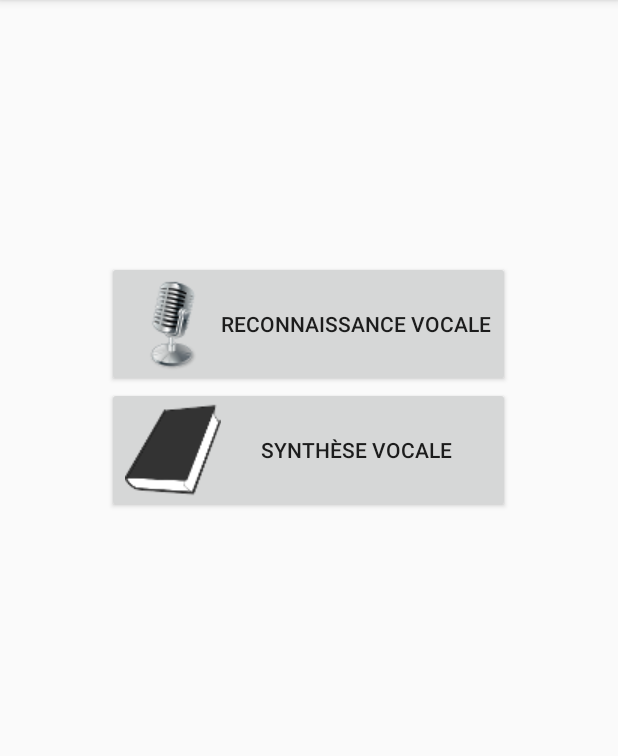
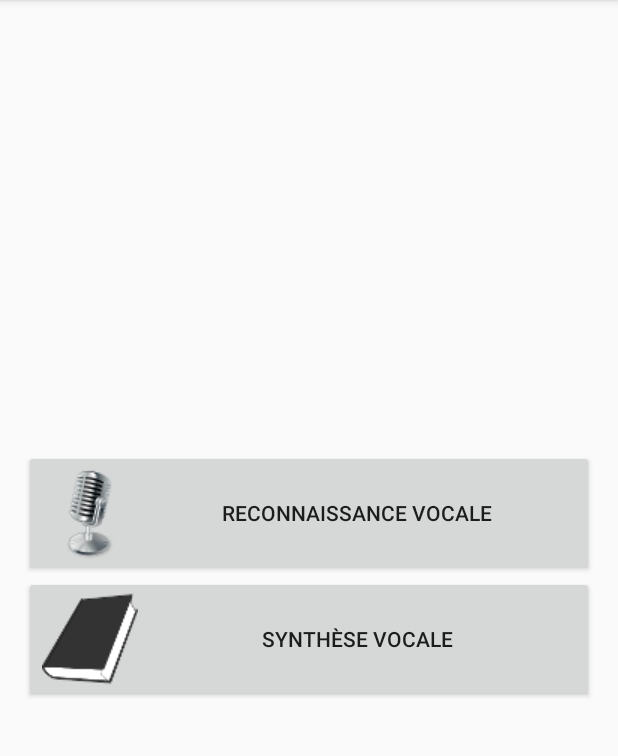
Before and after one commit to 1ud0v1c/VoiceApplication, an Android app: the screen it shows after launch (MainActivity), after a tap on "RECONNAISSANCE VOCALE", on a phone screen of 412 x 824 dp, the part 84-840 px from its top. Run offline under Robolectric (Android 15) with nearby library versions, the phone set to English and light mode, and no system bars.

Commit message:
Correct EXTRA_LANGUAGE issue thanks to nbenm and correct main_layour for all devices.

```diff
--- a/app/src/main/AndroidManifest.xml
+++ b/app/src/main/AndroidManifest.xml
@@ -8,6 +8,7 @@
         android:label="@string/app_name"
         android:supportsRtl="true"
         android:theme="@style/AppTheme">
+
         <activity android:name=".MainActivity">
             <intent-filter>
                 <action android:name="android.intent.action.MAIN" />
--- a/app/src/main/java/fr/borntocode/lud00/voiceapplication/MainActivity.java
+++ b/app/src/main/java/fr/borntocode/lud00/voiceapplication/MainActivity.java
@@ -66,7 +66,7 @@ public class MainActivity extends AppCompatActivity {
     private void promptSpeechInput() {
         Intent intent = new Intent(RecognizerIntent.ACTION_RECOGNIZE_SPEECH);
         intent.putExtra(RecognizerIntent.EXTRA_LANGUAGE_MODEL, RecognizerIntent.LANGUAGE_MODEL_FREE_FORM);
-        intent.putExtra(RecognizerIntent.EXTRA_LANGUAGE, Locale.getDefault());
+        intent.putExtra(RecognizerIntent.EXTRA_LANGUAGE, Locale.getDefault().getDisplayLanguage());
         intent.putExtra(RecognizerIntent.EXTRA_PROMPT, "Vous pouvez parler ...");
 
         try {
--- a/app/src/main/res/layout/activity_main.xml
+++ b/app/src/main/res/layout/activity_main.xml
@@ -1,5 +1,5 @@
 <?xml version="1.0" encoding="utf-8"?>
-<RelativeLayout xmlns:android="http://schemas.android.com/apk/res/android"
+<LinearLayout xmlns:android="http://schemas.android.com/apk/res/android"
     xmlns:tools="http://schemas.android.com/tools"
     android:layout_width="match_parent"
     android:layout_height="match_parent"
@@ -7,29 +7,43 @@
     android:paddingLeft="@dimen/activity_horizontal_margin"
     android:paddingRight="@dimen/activity_horizontal_margin"
     android:paddingTop="@dimen/activity_vertical_margin"
+    android:orientation="vertical"
     tools:context="fr.borntocode.lud00.voiceapplication.MainActivity">
 
+    <Space
+        android:layout_width="match_parent"
+        android:layout_height="0dp"
+        android:layout_weight="0.25" />
+
+    <LinearLayout
+        android:layout_width="match_parent"
+        android:layout_height="0dp"
+        android:layout_weight="0.5"
+        android:orientation="vertical"
+        android:layout_gravity="center_horizontal"
+        android:gravity="center_vertical|center_horizontal">
 
         <Button
             android:id="@+id/launchPrompt"
-        android:layout_width="wrap_content"
+            android:layout_width="match_parent"
             android:layout_height="wrap_content"
             android:text="@string/prompt_text"
             android:drawableLeft="@drawable/microphone"
-        android:layout_alignParentTop="true"
-        android:layout_centerHorizontal="true"
-        android:layout_marginTop="158dp" />
+            android:layout_below="@+id/readText"
+            android:layout_centerHorizontal="true" />
 
         <Button
             android:id="@+id/readText"
-        android:layout_width="wrap_content"
+            android:layout_width="match_parent"
             android:layout_height="wrap_content"
             android:text="@string/read_text"
-        android:drawableLeft="@drawable/book"
-        android:layout_below="@+id/launchPrompt"
-        android:layout_alignLeft="@+id/launchPrompt"
-        android:layout_alignStart="@+id/launchPrompt"
-        android:layout_alignRight="@+id/launchPrompt"
-        android:layout_alignEnd="@+id/launchPrompt" />
+            android:drawableLeft="@drawable/book" />
 
-</RelativeLayout>
+    </LinearLayout>
+
+    <Space
+        android:layout_width="match_parent"
+        android:layout_height="0dp"
+        android:layout_weight="0.25" />
+
+</LinearLayout>
--- a/build.gradle
+++ b/build.gradle
@@ -5,7 +5,7 @@ buildscript {
         jcenter()
     }
     dependencies {
-        classpath 'com.android.tools.build:gradle:1.5.0'
+        classpath 'com.android.tools.build:gradle:2.0.0'
 
         // NOTE: Do not place your application dependencies here; they belong
         // in the individual module build.gradle files
```
Also changed, not shown: gradle/wrapper/gradle-wrapper.properties. Lines whose indentation alone changed are shown as unchanged.
